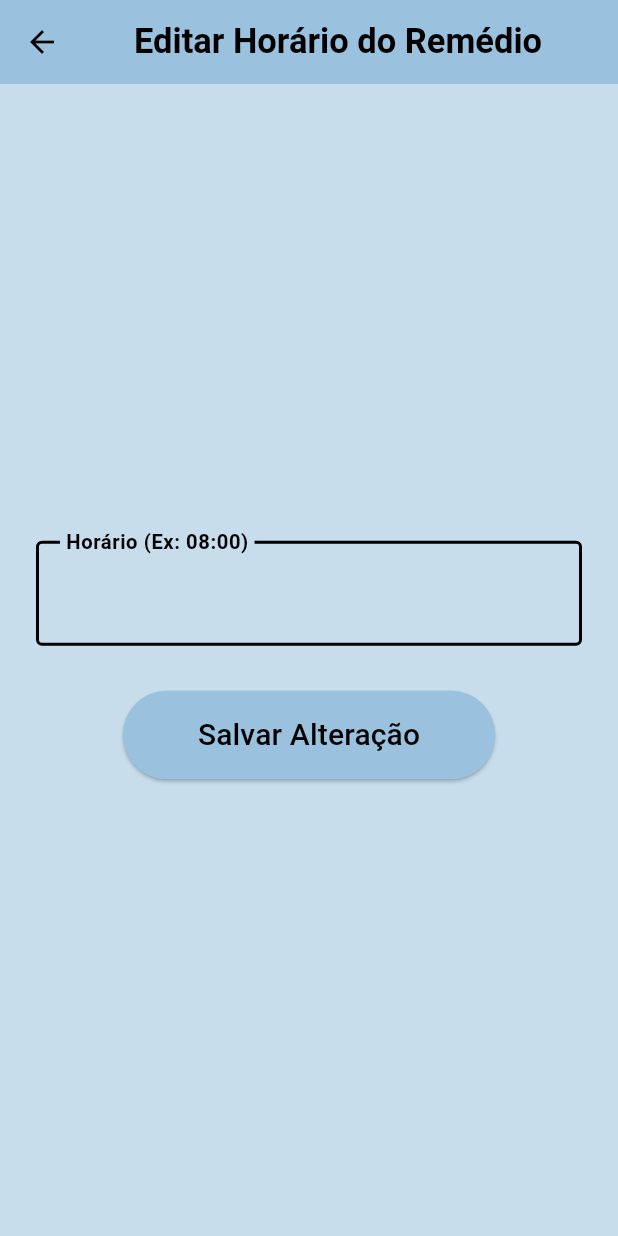
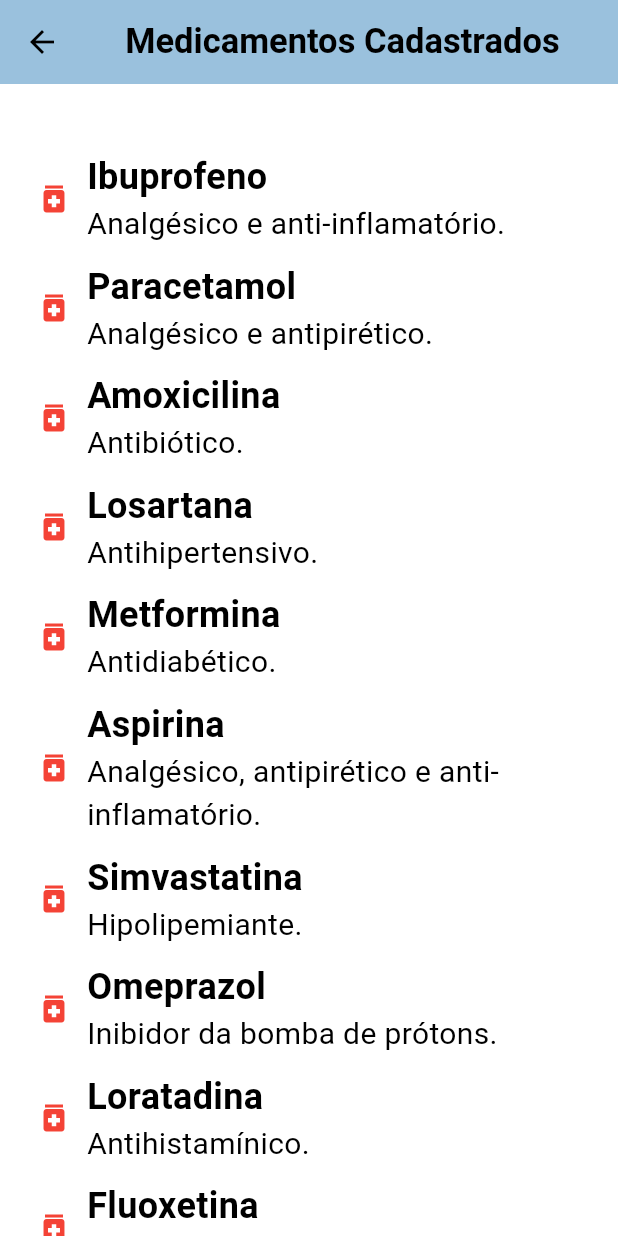
Before and after one commit to yasyaaaas/LDDM---MedAlert, a Flutter app: the EditTimeScreen screen opened directly, on a phone screen of 412 x 824 dp. Run offline on Flutter 3.47's test engine with Material 3 defaults, Android fonts, the phone set to English and light mode, and no system bars; our stand-ins replace image_picker, sqflite, sqflite_common_ffi; accounts and stored records are empty.

Commit message:
front upgrade

```diff
--- a/Sprint 2/med_alert/lib/features/TelasConfig/about_us_screen.dart
+++ b/Sprint 2/med_alert/lib/features/TelasConfig/about_us_screen.dart
@@ -4,7 +4,7 @@ class AboutUsScreen extends StatelessWidget {
   @override
   Widget build(BuildContext context) {
     return Scaffold(
-      backgroundColor: Color.fromARGB(255, 199, 221, 236),
+      backgroundColor: Colors.white,
       appBar: AppBar(
         backgroundColor: Color.fromARGB(255, 154, 193, 221),
         elevation: 0,
--- a/Sprint 2/med_alert/lib/features/TelasConfig/edit_time_screen.dart
+++ /dev/null
@@ -1,115 +0,0 @@
-import 'package:flutter/material.dart';
-
-class EditTimeScreen extends StatefulWidget {
-  @override
-  // ignore: library_private_types_in_public_api
-  _EditTimeScreenState createState() => _EditTimeScreenState();
-}
-
-const Color backgroundColor = Color.fromARGB(255, 199, 221, 236);
-
-class _EditTimeScreenState extends State<EditTimeScreen> {
-  final _formKey = GlobalKey<FormState>();
-  final TextEditingController _timeController = TextEditingController();
-
-  @override
-  Widget build(BuildContext context) {
-    return Scaffold(
-      backgroundColor: backgroundColor,
-      appBar: AppBar(
-        backgroundColor: Color.fromARGB(255, 154, 193, 221),
-        elevation: 0,
-        leading: IconButton(
-          icon: Icon(Icons.arrow_back, color: Colors.black),
-          onPressed: () {
-            Navigator.of(context).pop();
-          },
-        ),
-        title: Row(
-          mainAxisAlignment: MainAxisAlignment.center,
-          children: [
-            Spacer(),
-            Text(
-              'Editar Horário do Remédio',
-              style: TextStyle(
-                fontWeight: FontWeight.bold,
-                fontSize: 23.0,
-                color: Colors.black,
-              ),
-            ),
-            Spacer(flex: 2),
-          ],
-        ),
-      ),
-      body: Center(
-        child: SingleChildScrollView(
-          padding: const EdgeInsets.symmetric(horizontal: 24.0, vertical: 40.0),
-          child: Form(
-            key: _formKey,
-            child: Column(
-              mainAxisAlignment: MainAxisAlignment.center,
-              children: [
-                buildTextField(
-                  controller: _timeController,
-                  label: 'Horário (Ex: 08:00)',
-                  keyboardType: TextInputType.datetime,
-                ),
-                SizedBox(height: 30),
-                ElevatedButton(
-                  onPressed: () {
-                    if (_formKey.currentState!.validate()) {
-                      // Lógica para salvar o horário alterado
-                      print('Novo horário: ${_timeController.text}');
-                    }
-                  },
-                  style: ElevatedButton.styleFrom(
-                    backgroundColor: Color.fromARGB(255, 154, 193, 221),
-                    padding: EdgeInsets.symmetric(horizontal: 50, vertical: 15),
-                  ),
-                  child: Text(
-                    'Salvar Alteração',
-                    style: TextStyle(fontSize: 20, color: Colors.black),
-                  ),
-                ),
-              ],
-            ),
-          ),
-        ),
-      ),
-    );
-  }
-
-  Widget buildTextField({
-    required TextEditingController controller,
-    required String label,
-    TextInputType keyboardType = TextInputType.text,
-  }) {
-    return TextFormField(
-      controller: controller,
-      decoration: InputDecoration(
-        labelText: label,
-        floatingLabelBehavior: FloatingLabelBehavior.always,
-        labelStyle: TextStyle(
-          color: Colors.black,
-          fontWeight: FontWeight.bold,
-          fontSize: 18.0,
-        ),
-        enabledBorder: OutlineInputBorder(
-          borderSide: BorderSide(color: Colors.black, width: 2.0),
-        ),
-        focusedBorder: OutlineInputBorder(
-          borderSide: BorderSide(color: Colors.black, width: 2.0),
-        ),
-        contentPadding: EdgeInsets.symmetric(horizontal: 16.0, vertical: 20.0),
-      ),
-      style: TextStyle(fontSize: 20, color: Colors.black),
-      keyboardType: keyboardType,
-      validator: (value) {
-        if (value == null || value.isEmpty) {
-          return 'Por favor, insira o horário';
-        }
-        return null;
-      },
-    );
-  }
-}
--- a/Sprint 2/med_alert/lib/features/TelasConfig/new_medication_screen.dart
+++ b/Sprint 2/med_alert/lib/features/TelasConfig/new_medication_screen.dart
@@ -6,7 +6,7 @@ class NewMedicationScreen extends StatefulWidget {
   _NewMedicationScreenState createState() => _NewMedicationScreenState();
 }
 
-const Color backgroundColor = Color.fromARGB(255, 199, 221, 236);
+const Color backgroundColor = Colors.white;
 
 class _NewMedicationScreenState extends State<NewMedicationScreen> {
   final _formKey = GlobalKey<FormState>();
--- /dev/null
+++ b/Sprint 2/med_alert/lib/features/TelasConfig/save_med_screen.dart
@@ -0,0 +1,88 @@
+import 'package:flutter/material.dart';
+
+class EditTimeScreen extends StatefulWidget {
+  @override
+  // ignore: library_private_types_in_public_api
+  _EditTimeScreenState createState() => _EditTimeScreenState();
+}
+
+const Color backgroundColor = Colors.white;
+
+class _EditTimeScreenState extends State<EditTimeScreen> {
+
+  @override
+  Widget build(BuildContext context) {
+    return Scaffold(
+      backgroundColor: backgroundColor,
+      appBar: AppBar(
+        backgroundColor: Color.fromARGB(255, 154, 193, 221),
+        elevation: 0,
+        leading: IconButton(
+          icon: Icon(Icons.arrow_back, color: Colors.black),
+          onPressed: () {
+            Navigator.of(context).pop();
+          },
+        ),
+        title: Row(
+          mainAxisAlignment: MainAxisAlignment.center,
+          children: [
+            Spacer(),
+            Text(
+              'Medicamentos Cadastrados',
+              style: TextStyle(
+                fontWeight: FontWeight.bold,
+                fontSize: 23.0,
+                color: Colors.black,
+              ),
+            ),
+            Spacer(flex: 2),
+          ],
+        ),
+      ),
+      body: Center(
+        child: SingleChildScrollView(
+          padding: const EdgeInsets.symmetric(horizontal: 24.0, vertical: 40.0),
+              child: Column(
+                children: [
+                  _medicationItem('Ibuprofeno', 'Analgésico e anti-inflamatório.', Icons.medication),
+                  _medicationItem('Paracetamol', 'Analgésico e antipirético.', Icons.medication),
+                  _medicationItem('Amoxicilina', 'Antibiótico.', Icons.medication),
+                  _medicationItem('Losartana', 'Antihipertensivo.', Icons.medication),
+                  _medicationItem('Metformina', 'Antidiabético.', Icons.medication),
+                  _medicationItem('Aspirina', 'Analgésico, antipirético e anti-inflamatório.', Icons.medication),
+                  _medicationItem('Simvastatina', 'Hipolipemiante.', Icons.medication),
+                  _medicationItem('Omeprazol', 'Inibidor da bomba de prótons.', Icons.medication),
+                  _medicationItem('Loratadina', 'Antihistamínico.', Icons.medication),
+                  _medicationItem('Fluoxetina', 'Antidepressivo.', Icons.medication),
+                  _medicationItem('Sertralina', 'Antidepressivo.', Icons.medication),
+                  _medicationItem('Dipirona', 'Analgésico e antipirético.', Icons.medication),
+                ],
+              ),
+
+        ),
+      ),
+    );
+  }
+
+  Widget _medicationItem(String name, String description, IconData icon) {
+    return Padding(
+      padding: const EdgeInsets.symmetric(vertical: 5),
+      child: Row(
+        children: [
+          Icon(icon, size: 24, color: Colors.red,),
+          SizedBox(width: 10),
+          Expanded(
+            child: Column(
+              crossAxisAlignment: CrossAxisAlignment.start,
+              children: [
+                Text(name, style: TextStyle(fontSize: 24, fontWeight: FontWeight.bold, color: Colors.black)),
+                Text(description, style: TextStyle(fontSize: 20, color: Colors.black)),
+              ],
+            ),
+          ),
+        ],
+      ),
+    );
+  }
+
+}
--- a/Sprint 2/med_alert/lib/features/TelasConfig/security_screen.dart
+++ b/Sprint 2/med_alert/lib/features/TelasConfig/security_screen.dart
@@ -4,7 +4,7 @@ class SecurityScreen extends StatelessWidget {
   @override
   Widget build(BuildContext context) {
     return Scaffold(
-      backgroundColor: Color.fromARGB(255, 199, 221, 236),
+      backgroundColor: Colors.white,
       appBar: AppBar(
         backgroundColor: Color.fromARGB(255, 154, 193, 221),
         elevation: 0,
--- a/Sprint 2/med_alert/lib/features/TelasPrincipais/home_screen.dart
+++ b/Sprint 2/med_alert/lib/features/TelasPrincipais/home_screen.dart
@@ -3,7 +3,7 @@ import 'package:image_picker/image_picker.dart'; // Import necessário para usar
 import 'account_screen.dart';
 import 'settings_screen.dart';
 
-const Color backgroundColor = Color.fromARGB(255, 199, 221, 236);
+const Color backgroundColor = Colors.white;
 
 class HomeScreen extends StatefulWidget {
   @override
--- a/Sprint 2/med_alert/lib/features/TelasPrincipais/settings_screen.dart
+++ b/Sprint 2/med_alert/lib/features/TelasPrincipais/settings_screen.dart
@@ -1,10 +1,10 @@
 import 'package:flutter/material.dart';
 import '../TelasConfig/new_medication_screen.dart';
-import '../TelasConfig/edit_time_screen.dart';
+import '../TelasConfig/save_med_screen.dart';
 import '../TelasConfig/about_us_screen.dart';
 import '../TelasConfig/security_screen.dart';
 
-const Color backgroundColor = Color.fromARGB(255, 199, 221, 236);
+const Color backgroundColor = Colors.white;
 
 class SettingsScreen extends StatefulWidget {
   @override
@@ -31,8 +31,8 @@ class _SettingsScreenState extends State<SettingsScreen> {
               ),
             ),
             _buildOption(
-              'Editar Horário',
-              Icons.access_time,
+              'Medicamentos Salvos',
+              Icons.medical_information,
               () => Navigator.push(
                 context,
                 MaterialPageRoute(builder: (context) => EditTimeScreen()),
@@ -67,7 +67,7 @@ class _SettingsScreenState extends State<SettingsScreen> {
         margin: EdgeInsets.symmetric(vertical: 10),
         padding: EdgeInsets.all(20),
         decoration: BoxDecoration(
-          color: Colors.white,
+          color: Color.fromARGB(255, 199, 221, 236),
           borderRadius: BorderRadius.circular(10),
           boxShadow: [
             BoxShadow(
@@ -83,7 +83,7 @@ class _SettingsScreenState extends State<SettingsScreen> {
             SizedBox(width: 20),
             Text(
               title,
-              style: TextStyle(fontSize: 22, color: Colors.black),
+             style: TextStyle(fontSize: 22, color: Colors.black, fontWeight: FontWeight.bold),
             ),
           ],
         ),
--- a/Sprint 2/med_alert/pubspec.yaml
+++ b/Sprint 2/med_alert/pubspec.yaml
@@ -6,7 +6,7 @@ publish_to: 'none' # Remove this line if you wish to publish to pub.dev
 version: 0.0.1+1
 
 environment:
-  sdk: '>=3.0.0 <4.0.0'
+  sdk: '>=3.5.0 <4.0.0'
 
 dependencies:
   camera: ^0.10.1+1
```
Also changed, not shown: Sprint 2/med_alert/lib/features/TelasPrincipais/account_screen.dart (+6 -49 lines), Sprint 2/med_alert/lib/features/TelasPrincipais/camera_screen.dart (deleted, +0 -60 lines).
